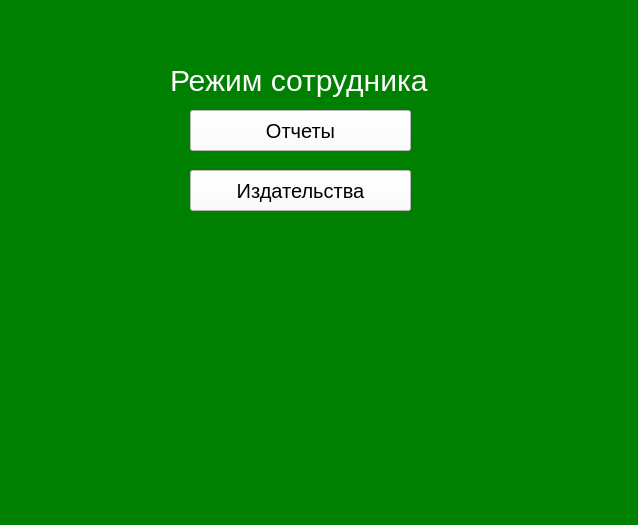
The window that EmployeeWindow/employeewindow.ui (FireSpirit171/BookShop) describes before a commit, drawn with Qt 5.
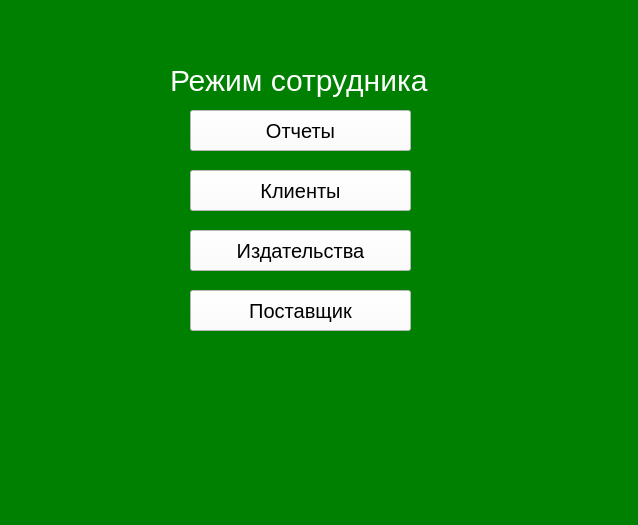
The same window after the commit.

```diff
--- a/EmployeeWindow/employeewindow.ui
+++ b/EmployeeWindow/employeewindow.ui
@@ -55,7 +55,7 @@
    <property name="geometry">
     <rect>
      <x>190</x>
-     <y>170</y>
+     <y>230</y>
      <width>221</width>
      <height>41</height>
     </rect>
@@ -69,6 +69,42 @@
     <string>Издательства</string>
    </property>
   </widget>
+  <widget class="QPushButton" name="supplier">
+   <property name="geometry">
+    <rect>
+     <x>190</x>
+     <y>290</y>
+     <width>221</width>
+     <height>41</height>
+    </rect>
+   </property>
+   <property name="styleSheet">
+    <string notr="true">background-color: white;
+color:black;
+font-size:20px</string>
+   </property>
+   <property name="text">
+    <string>Поставщик</string>
+   </property>
+  </widget>
+  <widget class="QPushButton" name="client">
+   <property name="geometry">
+    <rect>
+     <x>190</x>
+     <y>170</y>
+     <width>221</width>
+     <height>41</height>
+    </rect>
+   </property>
+   <property name="styleSheet">
+    <string notr="true">background-color: white;
+color:black;
+font-size:20px</string>
+   </property>
+   <property name="text">
+    <string>Клиенты</string>
+   </property>
+  </widget>
  </widget>
  <resources/>
  <connections/>
```
